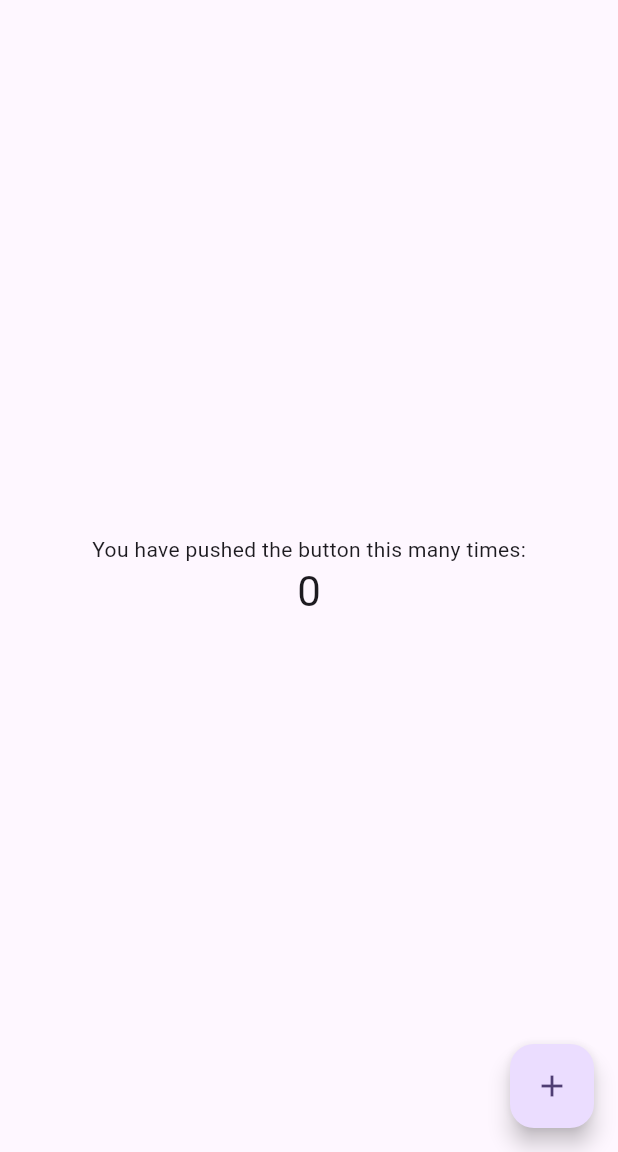
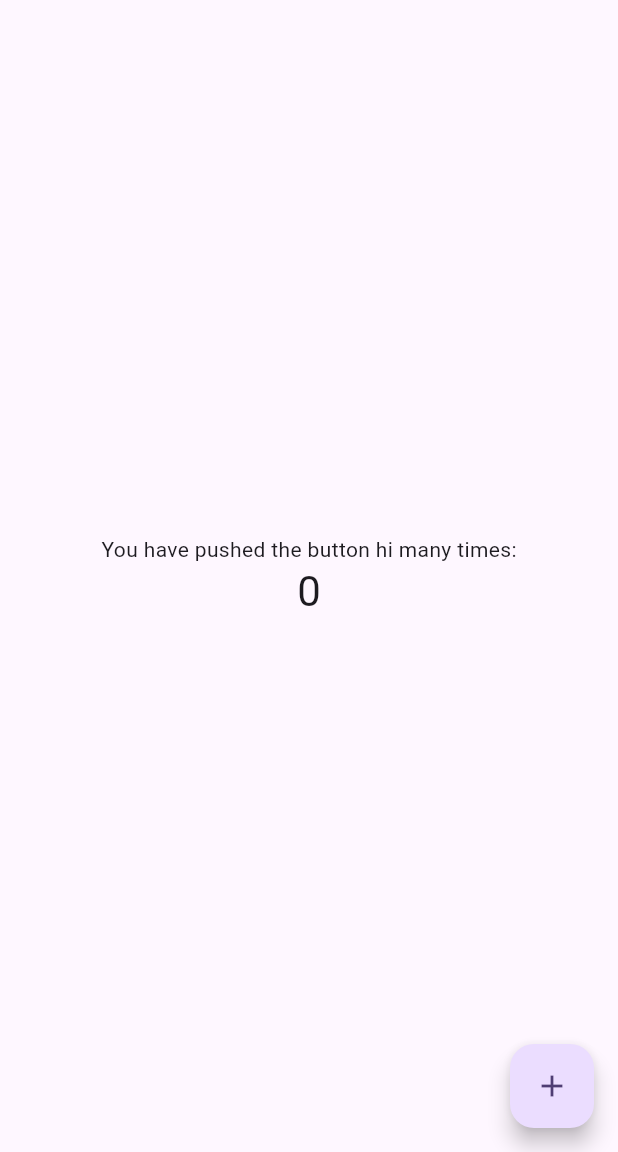
Before and after one commit to TranChinh03/automation_pipeline_actions, a Flutter app: the screen it shows after launch, on a phone screen of 412 x 824 dp, the part 84-1236 px from its top. Run offline on Flutter 3.47's test engine with Material 3 defaults, Android fonts, the phone set to English and light mode, and no system bars.

```diff
--- a/demo_project/lib/main.dart
+++ b/demo_project/lib/main.dart
@@ -80,7 +80,7 @@ class _MyHomePageState extends State<MyHomePage> {
           // wireframe for each widget.
           mainAxisAlignment: MainAxisAlignment.center,
           children: <Widget>[
-            const Text('You have pushed the button this many times:'),
+            const Text('You have pushed the button hi many times:'),
             Text(
               '$_counter',
               style: Theme.of(context).textTheme.headlineMedium,
@@ -90,7 +90,7 @@ class _MyHomePageState extends State<MyHomePage> {
       ),
       floatingActionButton: FloatingActionButton(
         onPressed: _incrementCounter,
-        tooltip: 'Increment',
+        tooltip: 'Increment ++',
         child: const Icon(Icons.add),
       ), // This trailing comma makes auto-formatting nicer for build methods.
     );
```
